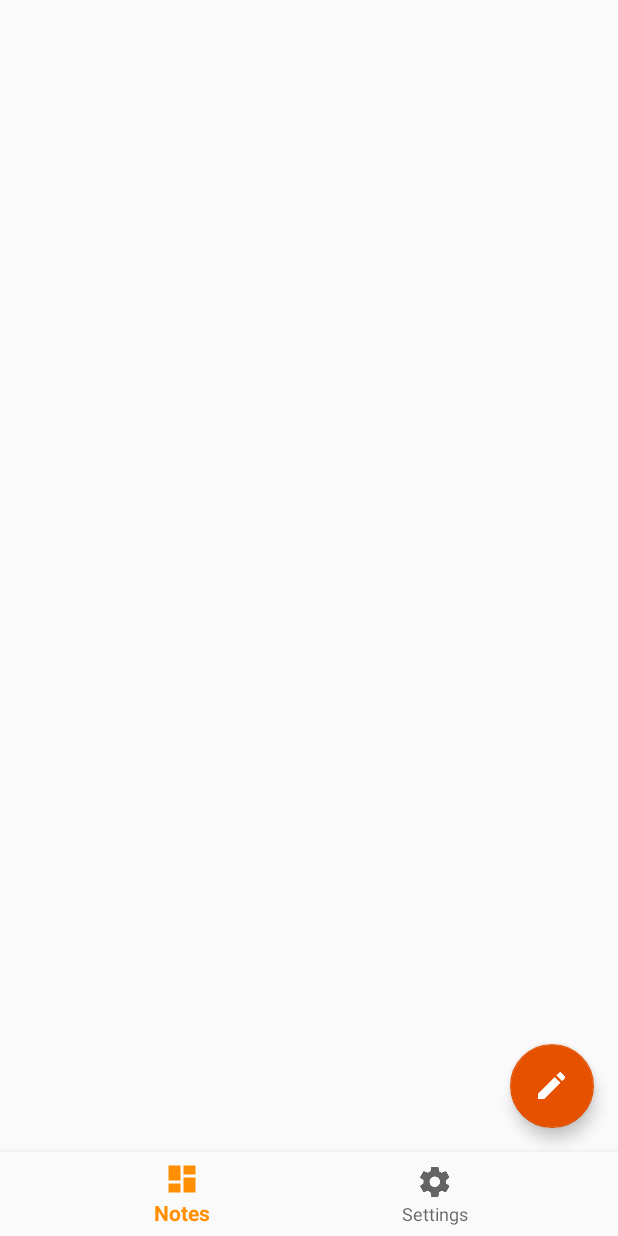
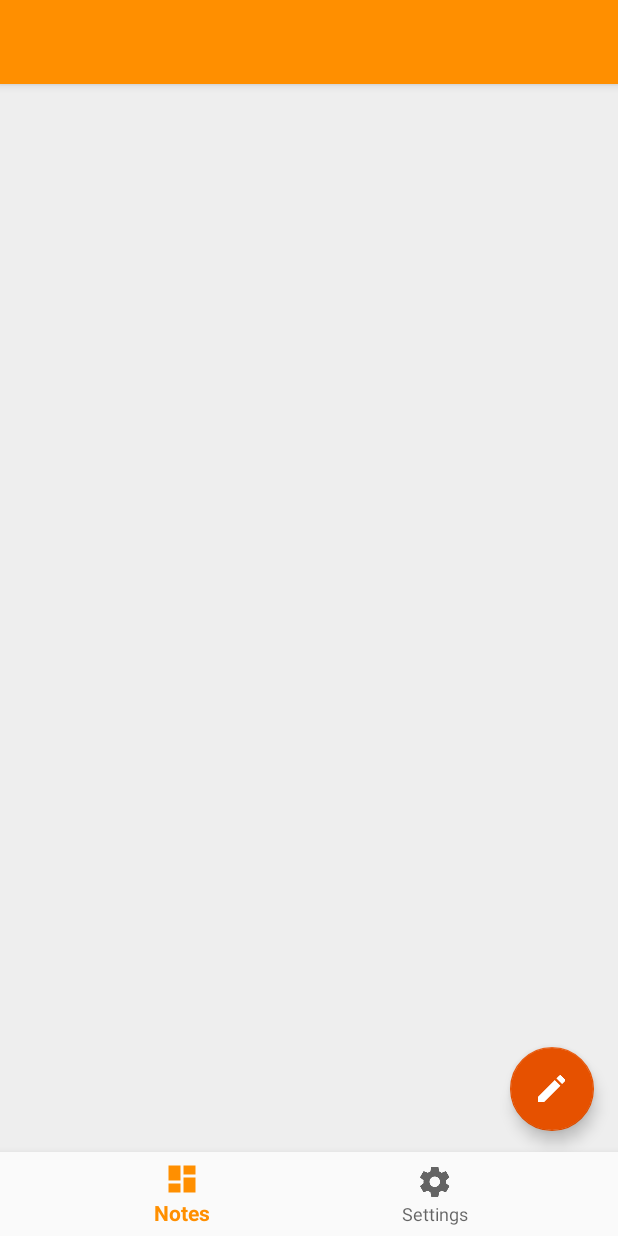
Before and after one commit to RuslanBarcho/FireNotes, an Android app: the layout activity_main.xml on its own in the app's theme, with its tools: preview values and no code run, on a phone screen of 412 x 824 dp. Run offline under Robolectric (Android 15) with nearby library versions, the phone set to English and light mode, and no system bars.

Commit message:
Note editor activity, some interface improvements

```diff
--- a/app/build.gradle
+++ b/app/build.gradle
@@ -20,6 +20,7 @@ android {
 }
 
 dependencies {
+    implementation 'com.android.support.constraint:constraint-layout:1.0.2'
     compile fileTree(dir: 'libs', include: ['*.jar'])
     androidTestCompile('com.android.support.test.espresso:espresso-core:2.2.2', {
         exclude group: 'com.android.support', module: 'support-annotations'
--- a/app/src/main/AndroidManifest.xml
+++ b/app/src/main/AndroidManifest.xml
@@ -18,6 +18,7 @@
                 <category android:name="android.intent.category.LAUNCHER" />
             </intent-filter>
         </activity>
+        <activity android:name=".NoteActivity"></activity>
     </application>
 
 </manifest>
--- a/app/src/main/res/layout/activity_main.xml
+++ b/app/src/main/res/layout/activity_main.xml
@@ -7,12 +7,21 @@
     android:layout_height="match_parent"
     android:orientation="vertical"
     tools:context="radonsoft.firenotes.MainActivity">
+    <android.support.v7.widget.Toolbar
+        android:id="@+id/main_toolbar"
+        android:layout_width="match_parent"
+        android:layout_height="?attr/actionBarSize"
+        android:background="?attr/colorPrimary"
+        android:elevation="4dp"
+        android:theme="@style/ThemeOverlay.AppCompat.Dark.ActionBar"
+        app:popupTheme="@style/ThemeOverlay.AppCompat.Dark"/>
 
     <RelativeLayout
         android:id="@+id/content"
         android:layout_width="match_parent"
         android:layout_height="0dp"
-        android:layout_weight="1">
+        android:layout_weight="1"
+        android:background="#EEEEEE">
 
         <android.support.design.widget.FloatingActionButton
             android:id="@+id/floatingActionButton2"
@@ -20,8 +29,8 @@
             android:layout_height="wrap_content"
             android:layout_alignParentBottom="true"
             android:layout_alignParentEnd="true"
-            android:layout_marginBottom="16dp"
-            android:layout_marginRight="16dp"
+            android:layout_marginBottom="14dp"
+            android:layout_marginEnd="16dp"
             android:clickable="true"
             app:srcCompat="@drawable/ic_create_white_24dp" />
     </RelativeLayout>
--- a/app/src/main/res/values/styles.xml
+++ b/app/src/main/res/values/styles.xml
@@ -1,7 +1,7 @@
 <resources>
 
     <!-- Base application theme. -->
-    <style name="AppTheme" parent="Theme.AppCompat.Light.DarkActionBar">
+    <style name="AppTheme" parent="Theme.AppCompat.Light.NoActionBar">
         <!-- Customize your theme here. -->
         <item name="colorPrimary">@color/colorPrimary</item>
         <item name="colorPrimaryDark">@color/colorPrimaryDark</item>
```
Also changed, not shown: app/src/main/java/radonsoft/firenotes/Helpers/RecyclerViewAdapter.java (+8 -0 lines), app/src/main/java/radonsoft/firenotes/MainActivity.java (+29 -0 lines), app/src/main/java/radonsoft/firenotes/NoteActivity.java (added, +59 -0 lines), app/src/main/res/layout/activity_note.xml (added, +54 -0 lines), app/src/main/res/layout/item.xml (+11 -1 lines), app/src/main/res/menu/note_navbar.xml (added, +9 -0 lines), app/src/main/res/drawable-hdpi/ic_done_white_24dp.png (added), app/src/main/res/drawable-mdpi/ic_done_white_24dp.png (added), app/src/main/res/drawable-xhdpi/ic_done_white_24dp.png (added), app/src/main/res/drawable-xxhdpi/ic_done_white_24dp.png (added), app/src/main/res/drawable-xxxhdpi/ic_done_white_24dp.png (added).
